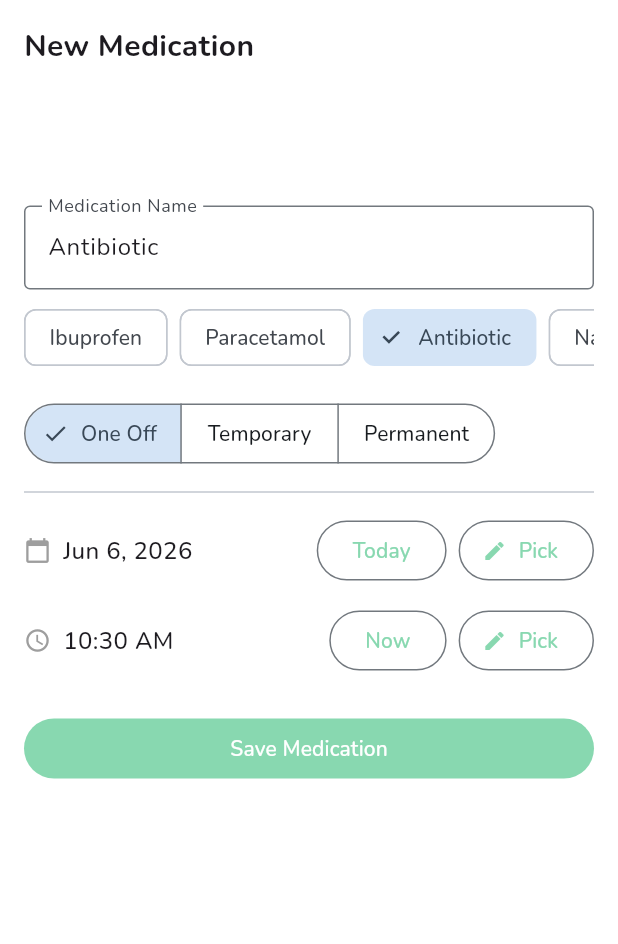
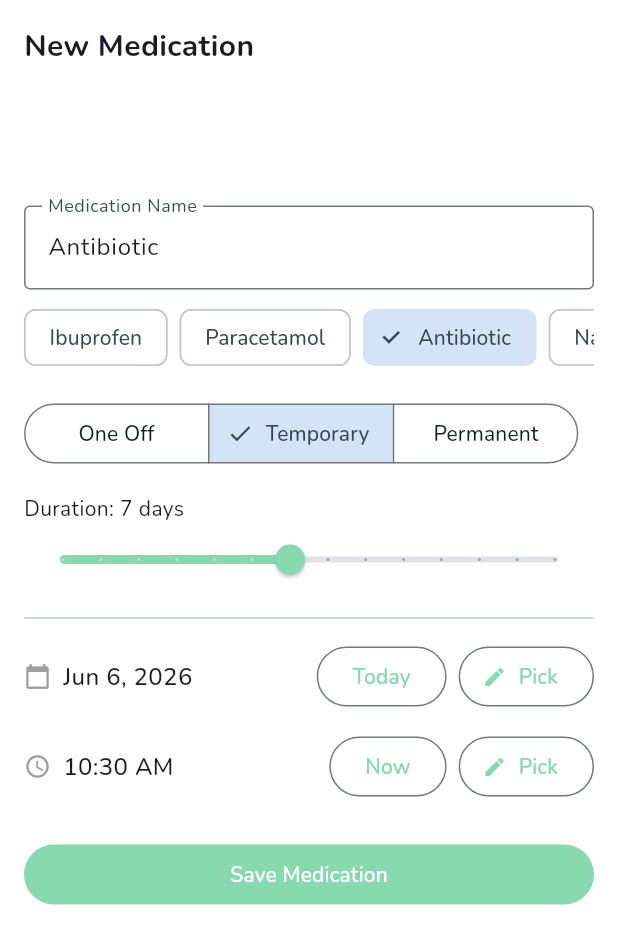
Before and after one commit to pisonir/mama-brain, a Flutter app: the AddMedicationSheet widget shown alone on an empty page, opened directly, after a tap on "Antibiotic", on a phone screen of 412 x 824 dp. Shown: the top 944 px of the screen. Run offline on Flutter 3.47's test engine with Material 3 defaults, Android fonts, the phone set to English and light mode, and no system bars; our stand-ins replace cloud_firestore, firebase_auth, firebase_core, flutter_riverpod, google_fonts, google_sign_in and 1 more; accounts and stored records are empty; generated files the repository leaves out were written again.

Commit message:
Add Antibiotic to medication quick-chip defaults
The _quickChipDefaults map already auto-selected "Temporary" + 7 days
for Navisin and Antifungal Cream, but the issue also lists Antibiotic
as one of the medications that should get these defaults.

Co-authored-by: Riccardo Pisoni <pisonir@users.noreply.github.com>

```diff
--- a/lib/src/features/medications/ui/add_medication_sheet.dart
+++ b/lib/src/features/medications/ui/add_medication_sheet.dart
@@ -46,6 +46,7 @@ class _AddMedicationSheetState extends ConsumerState<AddMedicationSheet> {
 
   // Quick chips that should default to a specific type and duration
   static const _quickChipDefaults = <String, ({MedicationType type, int? days})>{
+    "Antibiotic": (type: MedicationType.temporary, days: 7),
     "Navisin": (type: MedicationType.temporary, days: 7),
     "Antifungal Cream": (type: MedicationType.temporary, days: 7),
   };
```
